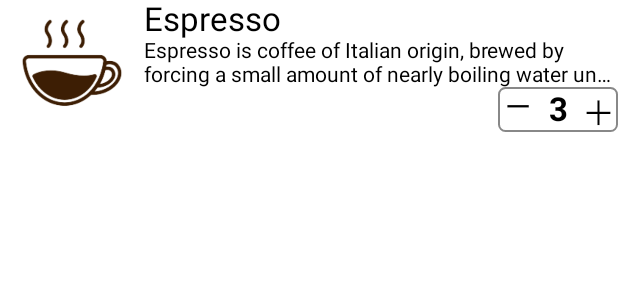
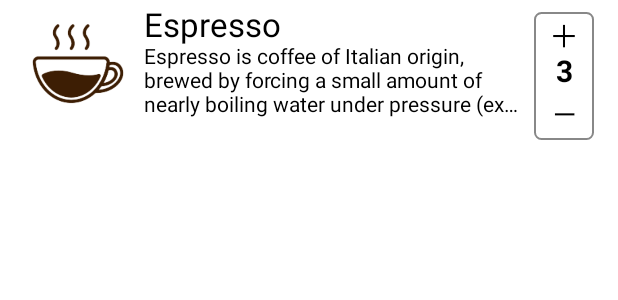
Before and after one commit to AlexZhukovich/OrderCoffee, an Android app built with Jetpack Compose: the @Preview function CoffeeDrinkItem_Preview, on a phone screen of 412 x 824 dp. Shown: the top 300 px of the screen. Run offline under Robolectric (Android 15) with nearby library versions, the phone set to English and light mode, and no system bars.

Commit message:
Added small UI improvements

```diff
--- a/app/src/main/java/com/alexzh/ordercoffee/ui/component/ProductCounter.kt
+++ b/app/src/main/java/com/alexzh/ordercoffee/ui/component/ProductCounter.kt
@@ -3,7 +3,7 @@ package com.alexzh.ordercoffee.ui.component
 import androidx.compose.foundation.BorderStroke
 import androidx.compose.foundation.clickable
 import androidx.compose.foundation.layout.Arrangement
-import androidx.compose.foundation.layout.Row
+import androidx.compose.foundation.layout.Column
 import androidx.compose.foundation.layout.size
 import androidx.compose.foundation.shape.RoundedCornerShape
 import androidx.compose.material.Surface
@@ -32,40 +32,40 @@ fun ProductCounter(
         shape = RoundedCornerShape(size = 5.dp),
         border = BorderStroke(1.dp, Color.Gray),
         color = Color.Transparent,
-        modifier = Modifier.size(width = 80.dp, height = 30.dp).composed { modifier },
+        modifier = Modifier.size(width = 40.dp, height = 85.dp).composed { modifier },
     ) {
-        Row(
-            horizontalArrangement = Arrangement.Center
+        Column(
+            verticalArrangement = Arrangement.Center
         ) {
             Text(
-                text = "—",
-                fontSize = 22.sp,
+                text = "＋",
+                fontSize = 20.sp,
                 textAlign = TextAlign.Center,
                 modifier = Modifier.size(32.dp)
                     .weight(1f)
-                    .align(Alignment.CenterVertically)
+                    .align(Alignment.CenterHorizontally)
                     .clickable {
-                        onProductDecreased(basketProduct.product.id)
+                        onProductIncreased(basketProduct.product.id)
                     }
             )
             Text(
                 text = basketProduct.count.toString(),
                 modifier = Modifier
                     .weight(1f)
-                    .align(Alignment.CenterVertically),
-                fontSize = 22.sp,
+                    .align(Alignment.CenterHorizontally),
+                fontSize = 20.sp,
                 textAlign = TextAlign.Center,
                 fontWeight = FontWeight.Bold
             )
             Text(
-                text = "＋",
-                fontSize = 22.sp,
+                text = "—",
+                fontSize = 20.sp,
                 textAlign = TextAlign.Center,
                 modifier = Modifier.size(32.dp)
                     .weight(1f)
-                    .align(Alignment.CenterVertically)
+                    .align(Alignment.CenterHorizontally)
                     .clickable {
-                        onProductIncreased(basketProduct.product.id)
+                        onProductDecreased(basketProduct.product.id)
                     }
             )
         }
--- a/app/src/main/java/com/alexzh/ordercoffee/ui/screen/CoffeeDrinksScreen.kt
+++ b/app/src/main/java/com/alexzh/ordercoffee/ui/screen/CoffeeDrinksScreen.kt
@@ -9,7 +9,6 @@ import androidx.compose.material.Divider
 import androidx.compose.material.Text
 import androidx.compose.material.TopAppBar
 import androidx.compose.runtime.Composable
-import androidx.compose.ui.Alignment
 import androidx.compose.ui.Modifier
 import androidx.compose.ui.platform.LocalContext
 import androidx.compose.ui.res.painterResource
@@ -41,7 +40,6 @@ fun CoffeeDrinksScreen(
         CoffeeDrinkList(
             items = items,
             onCoffeeDrink = {
-//                Toast.makeText(context, "click on coffee drink with ID: $it", Toast.LENGTH_SHORT).show()
                 navController.navigate("CoffeeDrinkDetails/$it")
             },
             onCoffeeDrinkCountIncreased = {
@@ -61,9 +59,7 @@ fun CoffeeDrinkList(
     onCoffeeDrinkCountIncreased: (Long) -> Unit,
     onCoffeeDrinkCountDecreased: (Long) -> Unit
 ) {
-    LazyColumn(
-        modifier = Modifier.padding(horizontal = 16.dp)
-    ) {
+    LazyColumn {
         items.forEach { item ->
             item {
                 CoffeeDrinkItem(
@@ -72,9 +68,7 @@ fun CoffeeDrinkList(
                     onCoffeeDrinkCountIncreased = onCoffeeDrinkCountIncreased,
                     onCoffeeDrinkCountDecreased = onCoffeeDrinkCountDecreased
                 )
-                Spacer(modifier = Modifier.height(4.dp))
                 Divider()
-                Spacer(modifier = Modifier.height(4.dp))
             }
         }
     }
@@ -93,14 +87,19 @@ fun CoffeeDrinkItem(
             .clickable {
                 onCoffeeDrink(basketProduct.product.id)
             }
+
     ) {
         // TODO: fix contentDescription
         Image(
             painter = painterResource(id = basketProduct.product.image),
             contentDescription = null,
             modifier = Modifier.size(96.dp)
+                .padding(start = 8.dp)
         )
-        Column {
+        Column(
+            modifier = Modifier.weight(1.0f)
+                .padding(top = 4.dp)
+        ) {
             Text(
                 text = basketProduct.product.name,
                 modifier = Modifier.fillMaxWidth(),
@@ -108,20 +107,20 @@ fun CoffeeDrinkItem(
             )
             Text(
                 text = basketProduct.product.description,
-                maxLines = 2,
+                maxLines = 3,
                 overflow = TextOverflow.Ellipsis,
                 modifier = Modifier.fillMaxWidth()
             )
+        }
         Box(
-                modifier = Modifier.fillMaxWidth(),
+            modifier = Modifier.fillMaxHeight()
+                .padding(start = 8.dp, top = 8.dp, end = 16.dp, bottom = 8.dp)
         ) {
             ProductCounter(
                 basketProduct = basketProduct,
                 onProductIncreased = { onCoffeeDrinkCountIncreased(basketProduct.product.id) },
-                    onProductDecreased = { onCoffeeDrinkCountDecreased(basketProduct.product.id) },
-                    modifier = Modifier.align(Alignment.BottomEnd)
+                onProductDecreased = { onCoffeeDrinkCountDecreased(basketProduct.product.id) }
             )
-            }
         }
     }
 }
```
Also changed, not shown: app/src/main/java/com/alexzh/ordercoffee/ui/screen/BasketScreen.kt (+17 -8 lines), app/src/main/java/com/alexzh/ordercoffee/ui/screen/CoffeeDrinkDetailsScreen.kt (+34 -5 lines), app/src/main/res/drawable/ic_close.xml (added, +10 -0 lines). Lines whose indentation alone changed are shown as unchanged.
